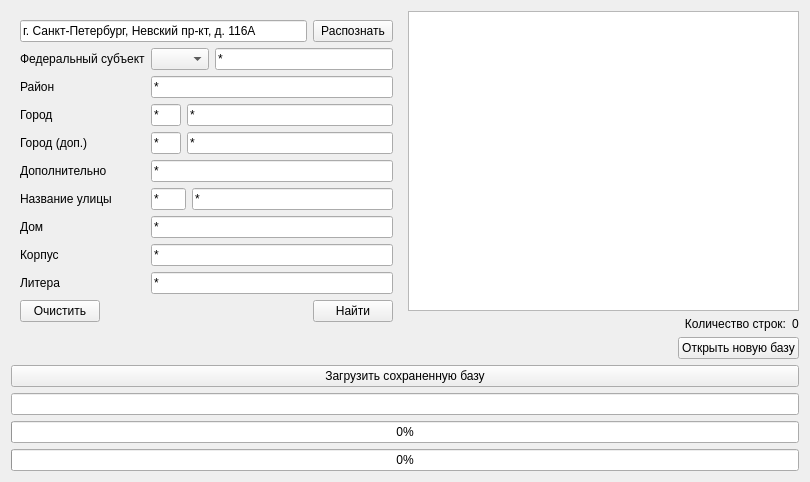
Above: databasewidget.ui from RuslanGainanov/AddressBID before the change. Below: the same form after it.
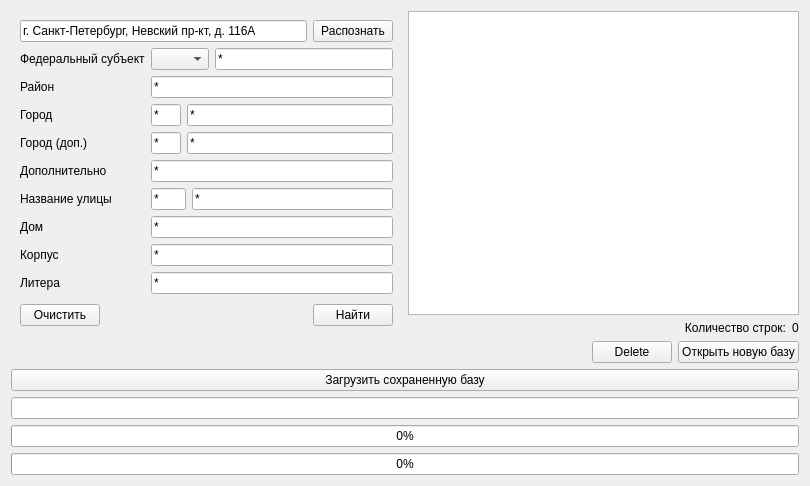
That is the form after the change. Icons and pictures are not drawn.

The edit to the form file:
```diff
--- a/databasewidget.ui
+++ b/databasewidget.ui
@@ -7,7 +7,7 @@
     <x>0</x>
     <y>0</y>
     <width>810</width>
-    <height>462</height>
+    <height>486</height>
    </rect>
   </property>
   <property name="windowTitle">
@@ -435,6 +435,13 @@
        </property>
       </spacer>
      </item>
+     <item>
+      <widget class="QPushButton" name="_pushButtonDelete">
+       <property name="text">
+        <string>Delete</string>
+       </property>
+      </widget>
+     </item>
      <item>
       <widget class="QPushButton" name="_pushButtonOpen">
        <property name="text">
```
Left out of the diff: 4 changed lines with no effect on the pictures.
